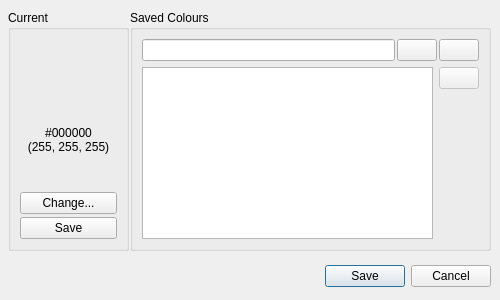
polychromatic/polychromatic, file data/qt/colour-picker.ui: the form before one commit.
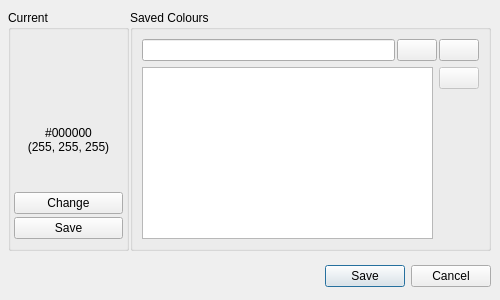
The form after the commit. Icons and pictures are not drawn.

```diff
--- a/data/qt/colour-picker.ui
+++ b/data/qt/colour-picker.ui
@@ -72,6 +72,12 @@
     <property name="spacing">
      <number>10</number>
     </property>
+    <property name="leftMargin">
+     <number>3</number>
+    </property>
+    <property name="rightMargin">
+     <number>3</number>
+    </property>
     <item>
      <spacer name="verticalSpacer">
       <property name="orientation">
@@ -149,7 +155,11 @@
           <string>Opens the system's colour picker</string>
          </property>
          <property name="text">
-          <string>Change...</string>
+          <string>Change</string>
+         </property>
+         <property name="icon">
+          <iconset theme="document-edit">
+           <normaloff>.</normaloff>.</iconset>
          </property>
         </widget>
        </item>
```
Left out of the diff: 4 changed lines with no effect on the pictures.
